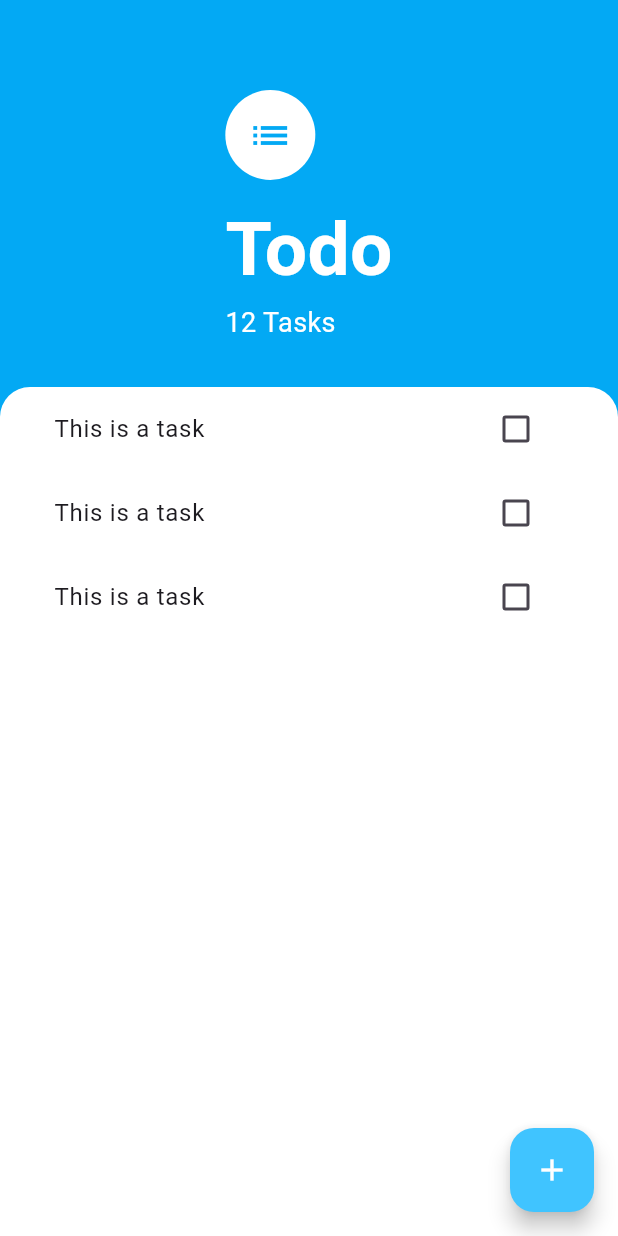
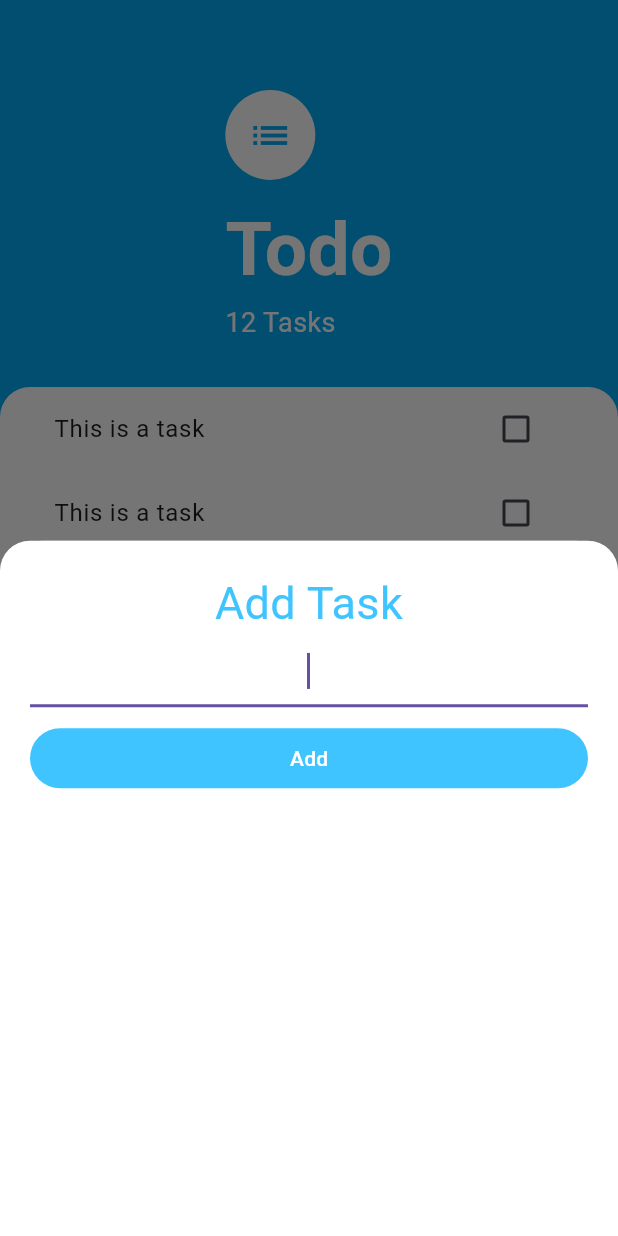
Before and after one commit to Heriberto-Juarez/todo, a Flutter app: the screen it shows after launch, after a tap on the "add" icon, on a phone screen of 412 x 824 dp. Run offline on Flutter 3.47's test engine with Material 3 defaults, Android fonts, the phone set to English and light mode, and no system bars.

Commit message:
Added UI to create task from a bottom sheet

```diff
--- /dev/null
+++ b/lib/screens/add_task_screen.dart
@@ -0,0 +1,55 @@
+import 'package:flutter/material.dart';
+
+class AddTaskScreen extends StatelessWidget {
+  const AddTaskScreen({super.key});
+
+  @override
+  Widget build(BuildContext context) {
+    return Container(
+        color: const Color(0xFF757575),
+      child: Container(
+        padding: const EdgeInsets.all(20.0),
+        decoration: const BoxDecoration(
+            color: Colors.white,
+            borderRadius: BorderRadius.only(
+              topLeft: Radius.circular(20.0),
+              topRight: Radius.circular(20.0),
+            ),
+        ),
+        child: Expanded(
+          child: Column(
+            crossAxisAlignment: CrossAxisAlignment.stretch,
+            children: [
+              const Text(
+                  "Add Task",
+                  textAlign: TextAlign.center,
+                  style: TextStyle(
+                    fontSize: 30.0,
+                    color: Colors.lightBlueAccent,
+                  ),
+              ),
+              const TextField(
+                autofocus: true,
+                textAlign: TextAlign.center,
+              ),
+              const SizedBox(
+                height: 10.0,
+              ),
+              TextButton(
+                style: TextButton.styleFrom(
+                  foregroundColor: Colors.lightBlueAccent,
+                  backgroundColor: Colors.lightBlueAccent,
+                ),
+                onPressed: () {
+
+                }, child: const Text("Add", style: TextStyle(
+                  color: Colors.white
+              ),),
+              )
+            ],
+          ),
+        ),
+      ),
+    );
+  }
+}
--- a/lib/screens/tasks_screen.dart
+++ b/lib/screens/tasks_screen.dart
@@ -1,10 +1,12 @@
 import 'package:flutter/cupertino.dart';
 import 'package:flutter/material.dart';
+import 'package:todo/screens/add_task_screen.dart';
 
 import '../widgets/tasks_list.dart';
 
 class TasksScreen extends StatelessWidget {
   const TasksScreen({super.key});
+
 
   @override
   Widget build(BuildContext context) {
@@ -16,7 +18,9 @@ class TasksScreen extends StatelessWidget {
             Icons.add,
             color: Colors.white,
           ),
-          onPressed: () {}),
+          onPressed: () {
+            showModalBottomSheet(context: context, builder: (BuildContext context) => const AddTaskScreen());
+          }),
       body: Column(children: [
         Container(
           padding: const EdgeInsets.only(
```
